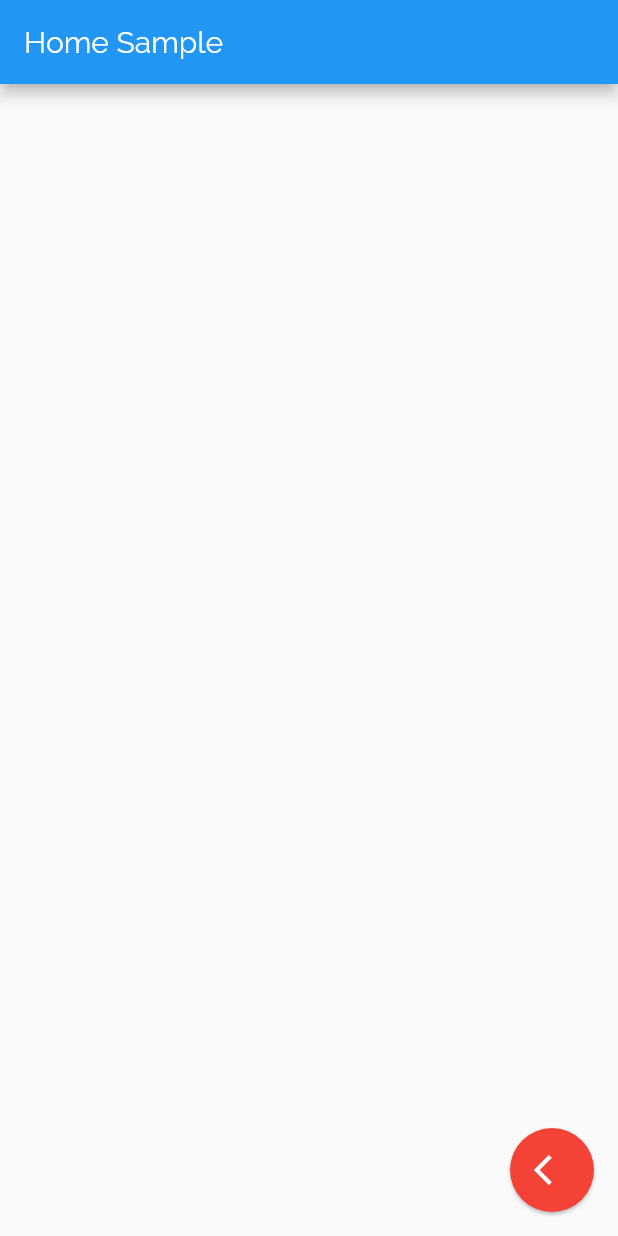
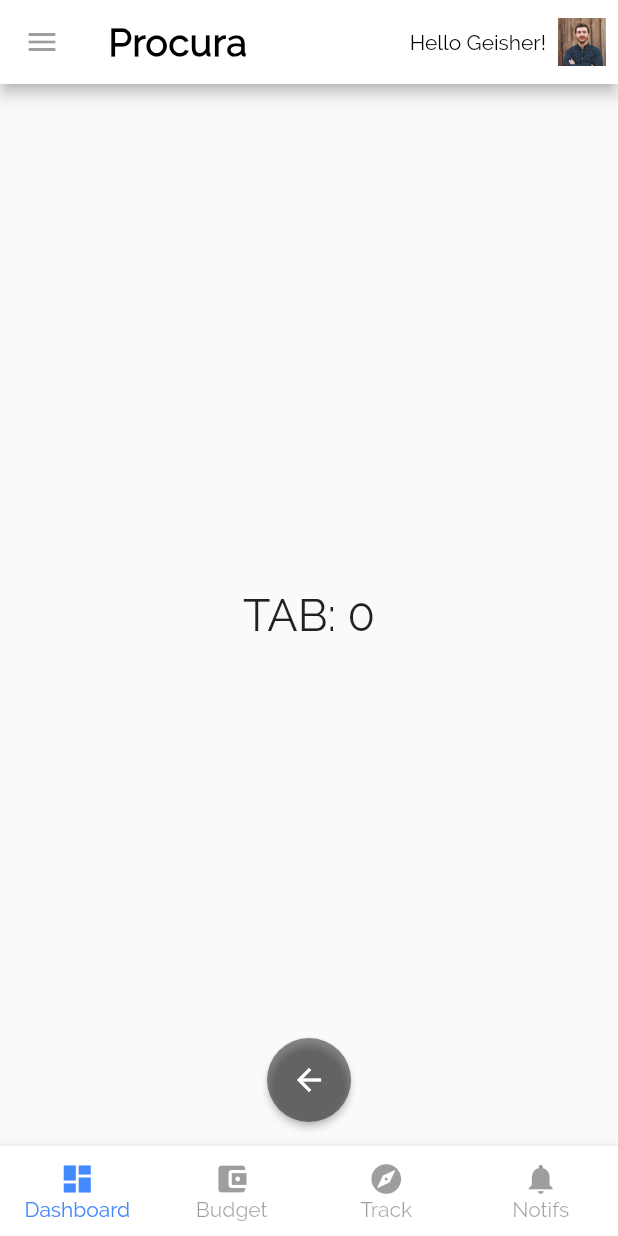
Before and after one commit to geisher09/procura_mobile, a Flutter app: the screen it shows after launch, after a tap on "Log In", on a phone screen of 412 x 824 dp. Run offline on Flutter 3.47's test engine with Material 2 defaults, Android fonts, the phone set to English and light mode, and no system bars.

Commit message:
BottomAppBar

```diff
--- /dev/null
+++ b/lib/Components/HomeBottomAppBar.dart
@@ -0,0 +1,99 @@
+import 'package:flutter/material.dart';
+
+class HomeBottomAppBarItem {
+  HomeBottomAppBarItem({this.text, this.iconData});
+  IconData iconData;
+  String text;
+}
+
+class HomeBottomAppBar extends StatefulWidget {
+  HomeBottomAppBar({
+    this.items,
+    this.height: 60.0,
+    this.iconSize: 24.0,
+    this.backgroundColor,
+    this.color,
+    this.selectedColor,
+    this.notchedShape,
+    this.onTabSelected,
+  })
+
+  {
+    assert(this.items.length == 2 || this.items.length == 4);
+  }
+
+  final List<HomeBottomAppBarItem> items;
+  final double height;
+  final double iconSize;
+  final Color backgroundColor;
+  final Color color;
+  final Color selectedColor;
+  final NotchedShape notchedShape;
+  final ValueChanged<int> onTabSelected;
+
+  @override
+  _HomeBottomAppBarState createState() => _HomeBottomAppBarState();
+}
+
+class _HomeBottomAppBarState extends State<HomeBottomAppBar> {
+  int _selectedIndex = 0;
+
+  _updateIndex(int index) {
+    widget.onTabSelected(index);
+    setState(() {
+      _selectedIndex = index;
+    });
+  }
+
+  @override
+  Widget build(BuildContext context) {
+    List<Widget> items = List.generate(widget.items.length, (int index) {
+      return _buildTabItem(
+        item: widget.items[index],
+        index: index,
+        onPressed: _updateIndex,
+      );
+    });
+
+    return BottomAppBar(
+      shape: widget.notchedShape,
+      child: Row(
+        mainAxisSize: MainAxisSize.max,
+        mainAxisAlignment: MainAxisAlignment.spaceAround,
+        children: items,
+      ),
+      color: widget.backgroundColor,
+    );
+  }
+
+  Widget _buildTabItem({
+    HomeBottomAppBarItem item,
+    int index,
+    ValueChanged<int> onPressed,
+  }) {
+    Color color = _selectedIndex == index ? widget.selectedColor : widget.color;
+    return Expanded(
+      child: SizedBox(
+        height: widget.height,
+        child: Material(
+          type: MaterialType.transparency,
+          child: InkWell(
+            onTap: () => onPressed(index),
+            child: Column(
+              mainAxisSize: MainAxisSize.min,
+              mainAxisAlignment: MainAxisAlignment.center,
+              children: <Widget>[
+                Icon(item.iconData, color: color, size: widget.iconSize),
+                Text(
+                  item.text,
+                  style: TextStyle(color: color),
+                )
+              ],
+            ),
+          ),
+        ),
+      ),
+    );
+  }
+
+}
--- a/lib/Screens/Home_Admin/index.dart
+++ b/lib/Screens/Home_Admin/index.dart
@@ -1,4 +1,5 @@
 import 'package:flutter/material.dart';
+import '../../Components/HomeBottomAppBar.dart';
 
 class Home_AdminScreen extends StatefulWidget {
   @override
@@ -6,20 +7,81 @@ class Home_AdminScreen extends StatefulWidget {
 }
 
 class _Home_AdminScreenState extends State<Home_AdminScreen> {
+  String _current = 'TAB: 0';
+
+  void _selectedTab(int index) {
+    setState(() {
+      _current = 'TAB: $index';
+    });
+  }
+
+  final GlobalKey<ScaffoldState> _scaffoldKey = new GlobalKey<ScaffoldState>();
+
   @override
   Widget build(BuildContext context) {
     return Scaffold(
+      key: _scaffoldKey,
+      drawer: new Drawer(
+        child: new Text(
+          '\n\n\n\t\tDRAWER',
+          style: new TextStyle(
+            fontSize: 20.0
+          ),
+        ),
+      ),
       appBar: new AppBar(
-        title: new Text('Home Sample')
+        leading: new IconButton(
+            icon: Icon(Icons.menu),
+            color: Colors.black38,
+            onPressed: () => _scaffoldKey.currentState.openDrawer()
+        ),
+        title: new Text(
+            'Procura',
+          style: new TextStyle(
+            color: Colors.black,
+              fontSize: 25.0,
+              letterSpacing: 0.5,
+              fontWeight: FontWeight.bold
+          ),
+        ),
+        backgroundColor: Colors.white,
+        actions: <Widget>[
+          new Center(
+            child: new Text(
+              'Hello Geisher!',
+              style: TextStyle(color: Colors.black),
+            ),
+          ),
+          new IconButton(
+              icon: Image.asset('assets/images/user.png'),
+              onPressed: () {}
+              ),
+        ],
+      ),
+      body: Center(
+        child: Text(
+          _current,
+          style: TextStyle(fontSize: 30.0),
+        ),
       ),
       floatingActionButton: new FloatingActionButton(
-        backgroundColor: Colors.red,
-        child: new Icon(
-          Icons.arrow_back_ios
-        ),
-        elevation: 1.0,
-        onPressed: () =>
-            Navigator.pushReplacementNamed(context, "/login"),
+        backgroundColor: Colors.black45,
+        child: new Icon(Icons.arrow_back),
+        elevation: 2.0,
+        onPressed: () => Navigator.pushReplacementNamed(context, "/login"),
+      ),
+      floatingActionButtonLocation: FloatingActionButtonLocation.centerFloat,
+      bottomNavigationBar: HomeBottomAppBar(
+        color: Colors.black38,
+        selectedColor: Colors.blueAccent,
+        notchedShape: CircularNotchedRectangle(),
+        onTabSelected: _selectedTab,
+        items: [
+          HomeBottomAppBarItem(iconData: Icons.dashboard, text: 'Dashboard'),
+          HomeBottomAppBarItem(iconData: Icons.account_balance_wallet, text: 'Budget'),
+          HomeBottomAppBarItem(iconData: Icons.explore, text: 'Track'),
+          HomeBottomAppBarItem(iconData: Icons.notifications, text: 'Notifs'),
+        ],
       ),
     );
   }
--- a/lib/Screens/Login/index.dart
+++ b/lib/Screens/Login/index.dart
@@ -119,11 +119,22 @@ class _LoginScreenState extends State<LoginScreen>{
                             fit: BoxFit.fitHeight,
                           ),
                         ),
+                        new Container(
+                          height: MediaQuery.of(context).size.height/25,
+                          child: FractionalTranslation(
+                              translation: Offset(0.0, -2.0),
+                              child: Text(
+                                "Size ${MediaQuery.of(context).size.width} * ${MediaQuery.of(context).size.height}",
+                                style: Theme.of(context).textTheme.title,
+                              )),
+                        ),
                         new FractionalTranslation(
                           translation: Offset(0.0, -0.3),
                           child: new FormContainer(),
                         ),
                         new RaisedButton(
+                          splashColor: Colors.white,
+                          highlightColor: Colors.black,
                           elevation: 4.0,
                           color: Colors.red,
                           child: Text(
```
Also changed, not shown: lib/Screens/Login/code.dart (deleted, +0 -215 lines).
